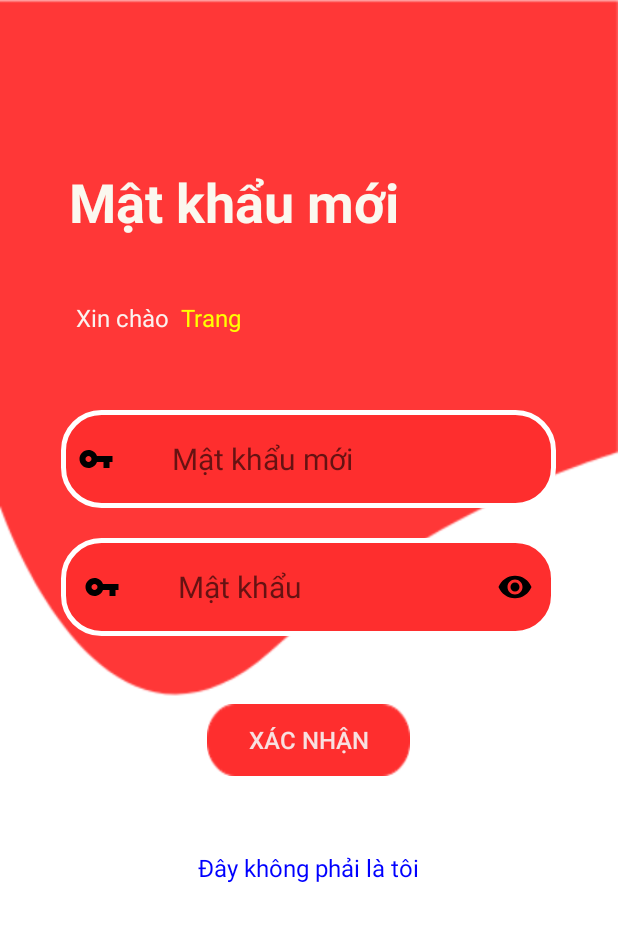
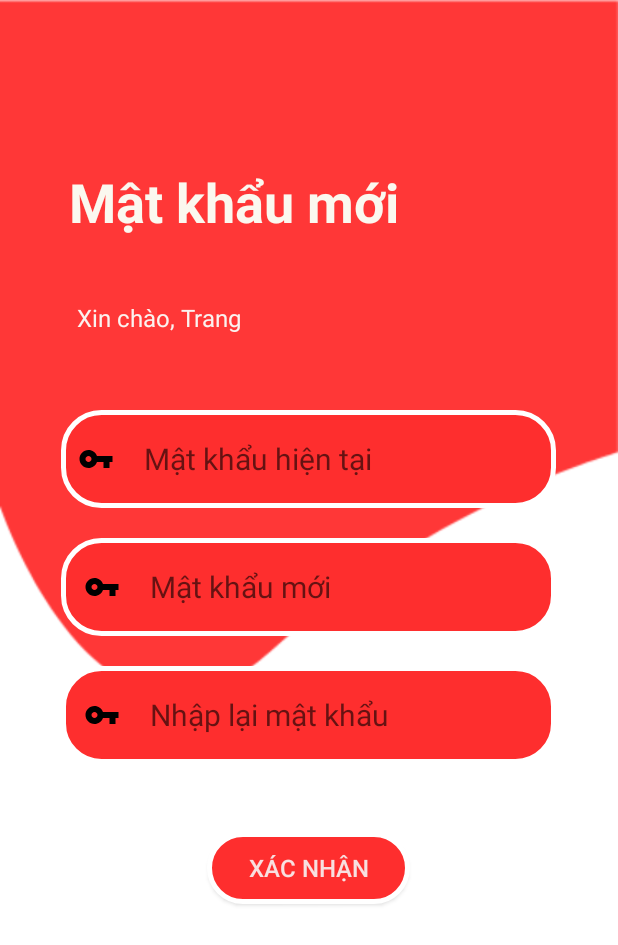
Before and after one commit to anhbtps10439/food-order, an Android app: the layout activity_is_your_account.xml on its own in the app's theme, with its tools: preview values and no code run, on a phone screen of 412 x 824 dp. Shown: the top 945 px of the screen. Run offline under Robolectric (Android 15) with nearby library versions, the phone set to English and light mode, and no system bars.

Commit message:
Sửa giao diện Thêm border cho shape của button Sử dụng shape làm background

```diff
--- a/app/src/main/res/layout/activity_change_pass_word.xml
+++ b/app/src/main/res/layout/activity_change_pass_word.xml
@@ -62,8 +62,7 @@
         android:layout_width="135dp"
         android:layout_height="wrap_content"
         android:layout_marginTop="39dp"
-        android:background="@drawable/rectangle611"
-        android:backgroundTint="#FE2E2E"
+        android:background="@drawable/shape"
         android:text="Xác nhận"
         android:textColor=" #F8E0E0"
         android:textSize="16dp" />
--- a/app/src/main/res/layout/activity_forgot_password.xml
+++ b/app/src/main/res/layout/activity_forgot_password.xml
@@ -38,8 +38,7 @@
         android:layout_width="135dp"
         android:layout_height="wrap_content"
         android:layout_marginTop="39dp"
-        android:background="@drawable/rectangle611"
-        android:backgroundTint="#FE2E2E"
+        android:background="@drawable/shape"
         android:text="Xác nhận"
         android:textColor=" #F8E0E0"
         android:textSize="16dp" />
@@ -51,7 +50,7 @@
 
         <TextView
 
-            android:textColor="#0000FF"
+            android:textColor="#FF0000"
             android:textSize="16dp"
             android:layout_width="match_parent"
             android:layout_height="35dp"
--- a/app/src/main/res/layout/activity_is_your_account.xml
+++ b/app/src/main/res/layout/activity_is_your_account.xml
@@ -31,14 +31,7 @@
             android:textSize="16dp"
             android:layout_width="match_parent"
             android:layout_height="35dp"
-            android:text="Xin chào "/>
-
-        <TextView
-            android:textSize="16dp"
-            android:textColor="#FFFF00"
-            android:layout_width="wrap_content"
-            android:layout_height="wrap_content"
-            android:text=" Trang"/>
+            android:text="Xin chào, Trang"/>
     </LinearLayout>
 
     <EditText
@@ -49,12 +42,11 @@
         android:background="@drawable/shape"
         android:layout_width="330dp"
         android:layout_height="65dp"
-        android:hint="    Mật khẩu mới"
+        android:hint="Mật khẩu hiện tại"
         android:layout_marginTop="37dp"
         android:drawablePadding="20dp"
         />
     <EditText
-        android:drawableRight="@drawable/ic_visibility_black_24dp"
         android:padding="15dp"
         android:drawableLeft="@drawable/ic_vpn_key_black_24dp"
         android:textSize="20dp"
@@ -62,37 +54,31 @@
         android:layout_marginTop="20dp"
         android:layout_width="330dp"
         android:layout_height="65dp"
-        android:hint="    Mật khẩu"
+        android:hint="Mật khẩu mới"
         android:drawablePadding="20dp"/>
-
+    <EditText
+        android:padding="15dp"
+        android:drawableLeft="@drawable/ic_vpn_key_black_24dp"
+        android:textSize="20dp"
+        android:background="@drawable/shape"
+        android:layout_marginTop="20dp"
+        android:layout_width="330dp"
+        android:layout_height="65dp"
+        android:hint="Nhập lại mật khẩu"
+        android:drawablePadding="20dp"/>
 
 
     <Button
         android:layout_width="135dp"
         android:layout_height="wrap_content"
         android:layout_marginTop="45dp"
-        android:background="@drawable/rectangle611"
-        android:backgroundTint="#FE2E2E"
+        android:background="@drawable/shape"
         android:text="Xác nhận"
         android:textColor="#F8E0E0"
-        android:textSize="16dp" />
-    <LinearLayout
-        android:layout_marginTop="50dp"
-        android:layout_width="wrap_content"
-        android:layout_height="wrap_content"
-        android:orientation="horizontal">
-
-        <TextView
-            android:textColor="#0000FF"
-            android:textSize="16dp"
-            android:layout_width="match_parent"
-            android:layout_height="35dp"
-            android:text="Đây không phải là tôi"/>
+        android:textSize="16dp"
+        android:elevation="10dp"
+        />
 
 
 
-
-    </LinearLayout>
-
-
 </LinearLayout>
--- a/app/src/main/res/layout/activity_main.xml
+++ b/app/src/main/res/layout/activity_main.xml
@@ -16,7 +16,6 @@
         android:layout_centerHorizontal="true"
         android:layout_marginTop="400dp"
         android:background="@drawable/shape"
-        android:backgroundTint="#FE2E2E"
         android:text="Đăng nhập"
         android:textColor="#F8E0E0"
         android:textSize="20dp" />
@@ -28,7 +27,6 @@
         android:layout_centerHorizontal="true"
         android:layout_marginTop="480dp"
         android:background="@drawable/shape"
-        android:backgroundTint="#FE2E2E"
         android:text="Đăng kí"
         android:textColor="#F8E0E0"
         android:textSize="20dp" />
```
Also changed, not shown: app/src/main/res/layout/activity_sign_up.xml (+16 -5 lines).
